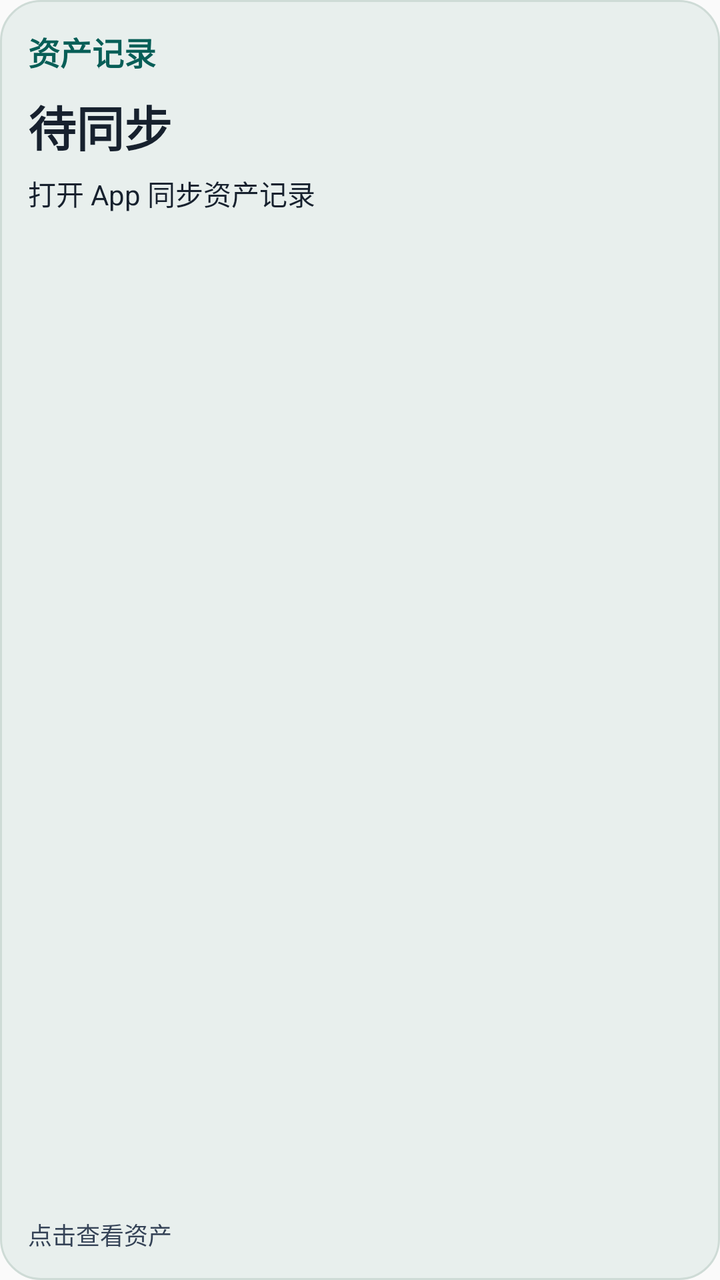
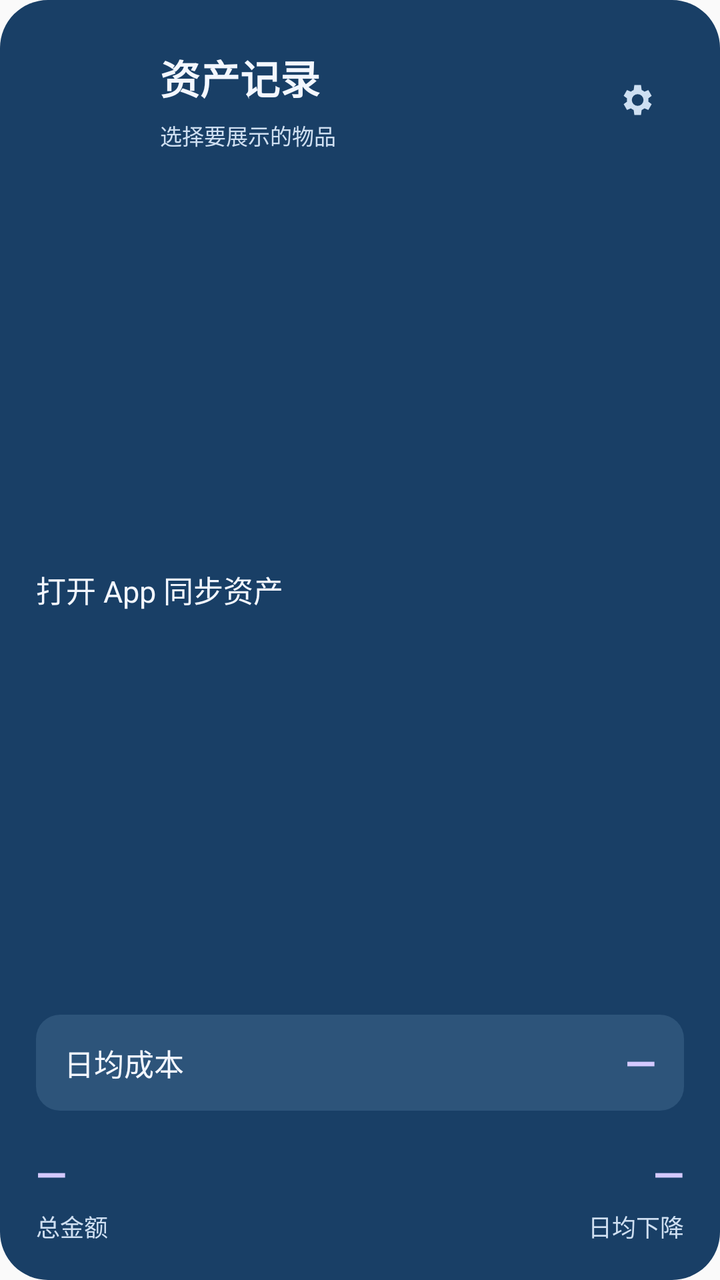

Before-and-after screenshots of an Android layout around one commit, followed by the original layout XML and the change that was made.
<!-- AndroidManifest.xml: application theme android:Theme.Material.Light.NoActionBar -->
<!-- res/layout/widget_assets.xml -->
<?xml version="1.0" encoding="utf-8"?>
<LinearLayout xmlns:android="http://schemas.android.com/apk/res/android" android:id="@+id/widget_root" android:layout_width="match_parent" android:layout_height="match_parent" android:orientation="vertical" android:padding="14dp" android:background="@drawable/widget_card">
    <TextView android:layout_width="match_parent" android:layout_height="wrap_content" android:text="资产记录" android:textColor="#075E57" android:textSize="16sp" android:textStyle="bold" />
    <TextView android:id="@+id/widget_amount" android:layout_width="match_parent" android:layout_height="wrap_content" android:layout_marginTop="8dp" android:text="待同步" android:textColor="#17212E" android:textSize="24sp" android:textStyle="bold" android:maxLines="1" android:ellipsize="end" />
    <TextView android:id="@+id/widget_content" android:layout_width="match_parent" android:layout_height="0dp" android:layout_weight="1" android:layout_marginTop="6dp" android:text="打开 App 同步资产记录" android:textColor="#17212E" android:textSize="14sp" android:maxLines="3" android:ellipsize="end" android:lineSpacingExtra="3dp" />
    <TextView android:id="@+id/widget_footer" android:layout_width="match_parent" android:layout_height="wrap_content" android:layout_marginTop="8dp" android:text="点击查看资产" android:textColor="#354357" android:textSize="12sp" android:maxLines="1" android:ellipsize="end" />
</LinearLayout>
<!-- resources referenced by this layout -->
<resources>
  <!-- drawable widget_card (drawable) -->
  <?xml version="1.0" encoding="utf-8"?>
  <shape xmlns:android="http://schemas.android.com/apk/res/android" android:shape="rectangle">
      <solid android:color="#E8EFED" />
      <corners android:radius="20dp" />
      <stroke android:width="1dp" android:color="#CEDBD6" />
  </shape>
</resources>

<!-- the commit's change to res/layout/widget_assets.xml (unified diff, before → after) -->
@@ -1,7 +1,26 @@
 <?xml version="1.0" encoding="utf-8"?>
-<LinearLayout xmlns:android="http://schemas.android.com/apk/res/android" android:id="@+id/widget_root" android:layout_width="match_parent" android:layout_height="match_parent" android:orientation="vertical" android:padding="14dp" android:background="@drawable/widget_card">
-    <TextView android:layout_width="match_parent" android:layout_height="wrap_content" android:text="资产记录" android:textColor="#075E57" android:textSize="16sp" android:textStyle="bold" />
-    <TextView android:id="@+id/widget_amount" android:layout_width="match_parent" android:layout_height="wrap_content" android:layout_marginTop="8dp" android:text="待同步" android:textColor="#17212E" android:textSize="24sp" android:textStyle="bold" android:maxLines="1" android:ellipsize="end" />
-    <TextView android:id="@+id/widget_content" android:layout_width="match_parent" android:layout_height="0dp" android:layout_weight="1" android:layout_marginTop="6dp" android:text="打开 App 同步资产记录" android:textColor="#17212E" android:textSize="14sp" android:maxLines="3" android:ellipsize="end" android:lineSpacingExtra="3dp" />
-    <TextView android:id="@+id/widget_footer" android:layout_width="match_parent" android:layout_height="wrap_content" android:layout_marginTop="8dp" android:text="点击查看资产" android:textColor="#354357" android:textSize="12sp" android:maxLines="1" android:ellipsize="end" />
+<LinearLayout xmlns:android="http://schemas.android.com/apk/res/android" android:id="@+id/widget_root" android:layout_width="match_parent" android:layout_height="match_parent" android:orientation="vertical" android:padding="18dp" android:background="@drawable/widget_asset_card">
+    <LinearLayout android:layout_width="match_parent" android:layout_height="wrap_content" android:gravity="center_vertical">
+        <ImageView android:id="@+id/widget_icon" android:layout_width="52dp" android:layout_height="64dp" android:scaleType="fitCenter" android:contentDescription="物品图标" />
+        <LinearLayout android:layout_width="0dp" android:layout_weight="1" android:layout_height="wrap_content" android:layout_marginStart="10dp" android:orientation="vertical">
+            <TextView android:id="@+id/widget_title" android:layout_width="match_parent" android:layout_height="wrap_content" android:text="资产记录" android:textColor="#F3F7FF" android:textSize="20sp" android:textStyle="bold" android:maxLines="1" android:ellipsize="end" />
+            <TextView android:id="@+id/widget_date" android:layout_width="match_parent" android:layout_height="wrap_content" android:layout_marginTop="6dp" android:text="选择要展示的物品" android:textColor="#CFDFF1" android:textSize="11sp" android:maxLines="2" android:ellipsize="end" />
+        </LinearLayout>
+        <ImageView android:id="@+id/widget_settings" android:layout_width="48dp" android:layout_height="48dp" android:padding="14dp" android:src="@drawable/widget_settings_light" android:contentDescription="选择展示物品" />
+    </LinearLayout>
+    <TextView android:id="@+id/widget_days" android:layout_width="match_parent" android:layout_height="0dp" android:layout_weight="1" android:minHeight="32dp" android:gravity="center_vertical" android:text="打开 App 同步资产" android:textColor="#F3F7FF" android:textSize="15sp" android:maxLines="2" android:ellipsize="end" />
+    <LinearLayout android:id="@+id/widget_cost_row" android:layout_width="match_parent" android:layout_height="48dp" android:gravity="center_vertical" android:paddingStart="14dp" android:paddingEnd="14dp" android:background="@drawable/widget_asset_inset">
+        <TextView android:layout_width="wrap_content" android:layout_height="wrap_content" android:text="日均成本" android:textColor="#F3F7FF" android:textSize="15sp" android:maxLines="1" />
+        <TextView android:id="@+id/widget_daily" android:layout_width="0dp" android:layout_weight="1" android:layout_height="wrap_content" android:layout_marginStart="8dp" android:gravity="end" android:text="—" android:textColor="#D4C9FF" android:textSize="20sp" android:textStyle="bold" android:maxLines="1" android:ellipsize="end" />
+    </LinearLayout>
+    <LinearLayout android:layout_width="match_parent" android:layout_height="wrap_content" android:layout_marginTop="18dp" android:gravity="center_vertical">
+        <LinearLayout android:layout_width="0dp" android:layout_weight="1" android:layout_height="wrap_content" android:orientation="vertical">
+            <TextView android:id="@+id/widget_amount" android:layout_width="match_parent" android:layout_height="wrap_content" android:text="—" android:textColor="#D4C9FF" android:textSize="20sp" android:textStyle="bold" android:maxLines="1" android:ellipsize="end" />
+            <TextView android:id="@+id/widget_footer" android:layout_width="match_parent" android:layout_height="wrap_content" android:layout_marginTop="4dp" android:text="总金额" android:textColor="#CFDFF1" android:textSize="12sp" android:maxLines="2" android:ellipsize="end" />
+        </LinearLayout>
+        <LinearLayout android:id="@+id/widget_drop_column" android:layout_width="0dp" android:layout_weight="1" android:layout_height="wrap_content" android:layout_marginStart="12dp" android:orientation="vertical" android:gravity="end">
+            <TextView android:id="@+id/widget_drop" android:layout_width="match_parent" android:layout_height="wrap_content" android:gravity="end" android:text="—" android:textColor="#D4C9FF" android:textSize="20sp" android:textStyle="bold" android:maxLines="1" android:ellipsize="end" />
+            <TextView android:layout_width="match_parent" android:layout_height="wrap_content" android:layout_marginTop="4dp" android:gravity="end" android:text="日均下降" android:textColor="#CFDFF1" android:textSize="12sp" />
+        </LinearLayout>
+    </LinearLayout>
 </LinearLayout>
<!-- resource entries referenced after the edit -->
@@ -1,11 +1,15 @@
 <!-- resources referenced by this layout -->
 <resources>
-  <!-- drawable widget_card (drawable) -->
+  <!-- drawable widget_asset_card (drawable) -->
   <?xml version="1.0" encoding="utf-8"?>
-  <shape xmlns:android="http://schemas.android.com/apk/res/android" android:shape="rectangle">
-      <solid android:color="#E8EFED" />
-      <corners android:radius="20dp" />
-      <stroke android:width="1dp" android:color="#CEDBD6" />
-  </shape>
+  <shape xmlns:android="http://schemas.android.com/apk/res/android"><solid android:color="#193F66" /><corners android:radius="24dp" /></shape>
+  <!-- drawable widget_asset_inset (drawable) -->
+  <?xml version="1.0" encoding="utf-8"?>
+  <shape xmlns:android="http://schemas.android.com/apk/res/android"><solid android:color="#2D547A" /><corners android:radius="12dp" /></shape>
+  <!-- drawable widget_settings_light (drawable) -->
+  <?xml version="1.0" encoding="utf-8"?>
+  <vector xmlns:android="http://schemas.android.com/apk/res/android" android:width="20dp" android:height="20dp" android:viewportWidth="24" android:viewportHeight="24">
+      <path android:fillColor="#CEDFF1" android:pathData="M19.4,13a7.9,7.9 0,0 0,0 -2l2,-1.5 -2,-3.5 -2.3,1a7,7 0,0 0,-1.7 -1L15,3h-4l-0.4,3a7,7 0,0 0,-1.7 1l-2.3,-1 -2,3.5 2,1.5a8,8 0,0 0,0 2l-2,1.5 2,3.5 2.3,-1a7,7 0,0 0,1.7 1L11,21h4l0.4,-3a7,7 0,0 0,1.7 -1l2.3,1 2,-3.5zM13,15.5a3.5,3.5 0,1 1,0 -7,3.5 3.5,0 0,1 0,7" android:fillType="evenOdd" />
+  </vector>
 </resources>
 
